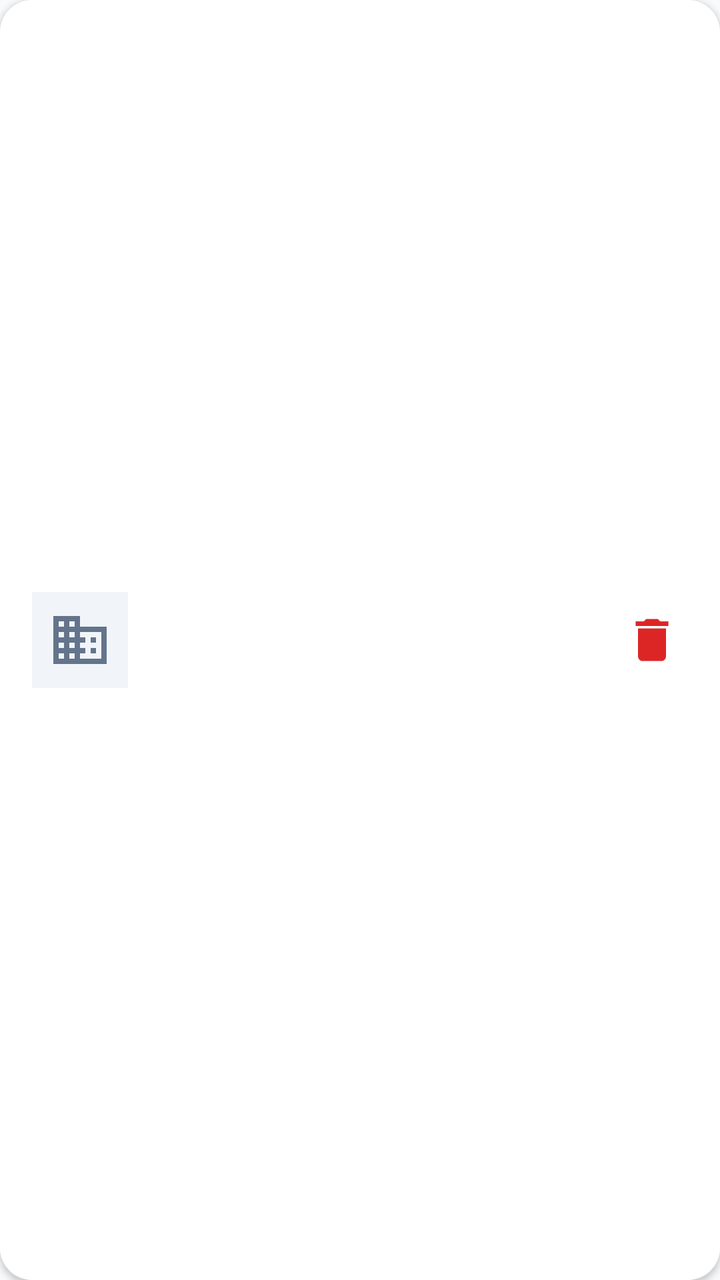
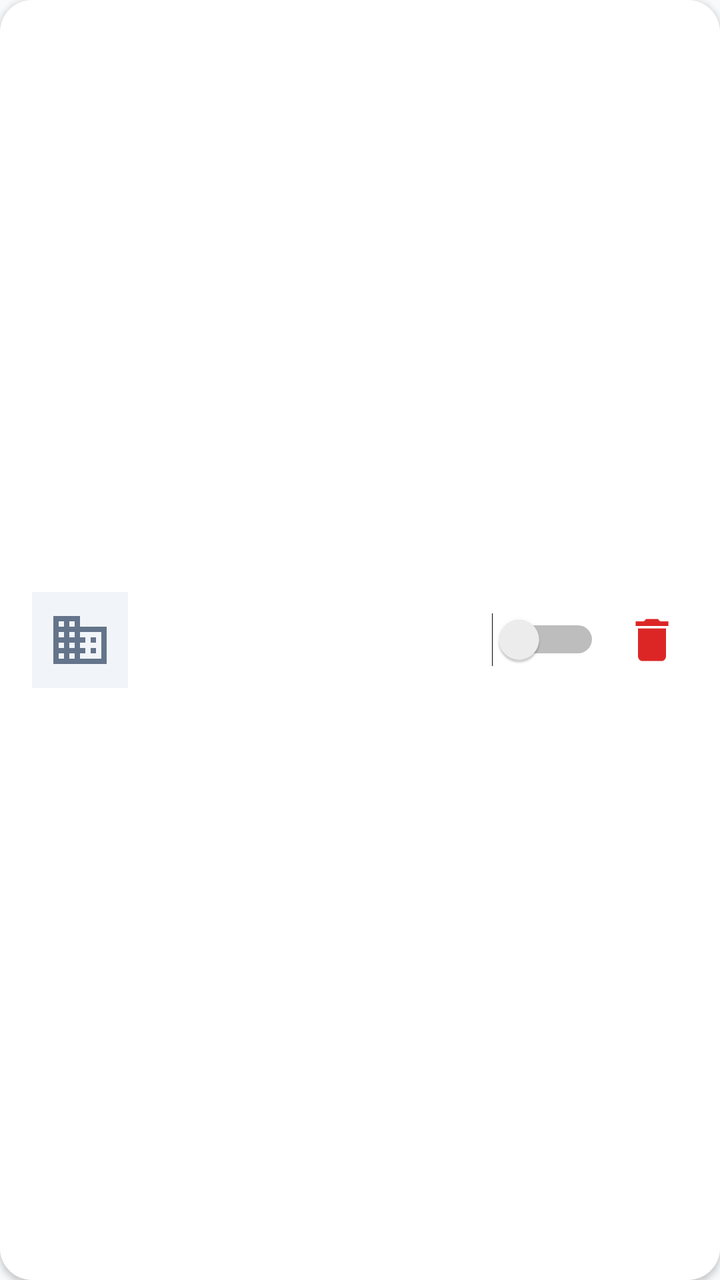

Two renders of the same Android screen: before a commit and after it. Below are the layout's source before the change and the commit's diff.
<!-- AndroidManifest.xml: application theme Theme.TestApplication -->
<!-- res/layout/item_host_listing.xml -->
<?xml version="1.0" encoding="utf-8"?>
<LinearLayout xmlns:android="http://schemas.android.com/apk/res/android"
    android:layout_width="match_parent"
    android:layout_height="wrap_content"
    android:background="@drawable/card_background"
    android:orientation="horizontal"
    android:padding="@dimen/spacing_base"
    android:gravity="center_vertical"
    android:layout_marginBottom="@dimen/spacing_sm"
    android:elevation="@dimen/elevation_sm">

    
    <ImageView
        android:layout_width="@dimen/avatar_md"
        android:layout_height="@dimen/avatar_md"
        android:src="@drawable/ic_property"
        android:background="@color/lodgio_bg_surface"
        android:padding="@dimen/spacing_sm"
        android:contentDescription="Listing" />

    
    <LinearLayout
        android:layout_width="0dp"
        android:layout_weight="1"
        android:layout_height="wrap_content"
        android:orientation="vertical"
        android:layout_marginStart="@dimen/spacing_md">

        <TextView
            android:id="@+id/tvListingTitle"
            android:layout_width="wrap_content"
            android:layout_height="wrap_content"
            android:textSize="@dimen/text_body"
            android:textStyle="bold"
            android:textColor="@color/lodgio_text_primary"
            android:maxLines="1"
            android:ellipsize="end" />

        <TextView
            android:id="@+id/tvListingType"
            android:layout_width="wrap_content"
            android:layout_height="wrap_content"
            android:textSize="@dimen/text_body_sm"
            android:textColor="@color/lodgio_text_secondary"
            android:layout_marginTop="2dp" />

        <TextView
            android:id="@+id/tvListingPrice"
            android:layout_width="wrap_content"
            android:layout_height="wrap_content"
            android:textSize="@dimen/text_body"
            android:textStyle="bold"
            android:textColor="@color/lodgio_primary"
            android:layout_marginTop="@dimen/spacing_xs" />
    </LinearLayout>

    
    <ImageView
        android:id="@+id/btnDeleteListing"
        android:layout_width="@dimen/icon_lg"
        android:layout_height="@dimen/icon_lg"
        android:src="@drawable/ic_delete"
        android:contentDescription="Delete"
        android:padding="@dimen/spacing_xs" />
</LinearLayout>
<!-- resources referenced by this layout -->
<resources>
  <color name="lodgio_bg_surface">#F1F5F9</color>
  <color name="lodgio_primary">#1565C0</color>
  <color name="lodgio_text_primary">#0F172A</color>
  <color name="lodgio_text_secondary">#64748B</color>
  <dimen name="avatar_md">48dp</dimen>
  <dimen name="elevation_sm">2dp</dimen>
  <dimen name="icon_lg">36dp</dimen>
  <dimen name="spacing_base">16dp</dimen>
  <dimen name="spacing_md">12dp</dimen>
  <dimen name="spacing_sm">8dp</dimen>
  <dimen name="spacing_xs">4dp</dimen>
  <dimen name="text_body">15sp</dimen>
  <dimen name="text_body_sm">13sp</dimen>
  <!-- drawable card_background (drawable) -->
  <?xml version="1.0" encoding="utf-8"?>
  <shape xmlns:android="http://schemas.android.com/apk/res/android"
      android:shape="rectangle">
      <solid android:color="@color/white" />
      <corners android:radius="@dimen/radius_lg" />
  </shape>
  <!-- drawable ic_delete (drawable) -->
  <?xml version="1.0" encoding="utf-8"?>
  <vector xmlns:android="http://schemas.android.com/apk/res/android"
      android:width="24dp"
      android:height="24dp"
      android:viewportWidth="24"
      android:viewportHeight="24">
      <path
          android:fillColor="#DC2626"
          android:pathData="M6,19c0,1.1 0.9,2 2,2h8c1.1,0 2,-0.9 2,-2V7H6v12zM19,4h-3.5l-1,-1h-5l-1,1H5v2h14V4z" />
  </vector>
  <!-- drawable ic_property (drawable) -->
  <?xml version="1.0" encoding="utf-8"?>
  <vector xmlns:android="http://schemas.android.com/apk/res/android"
      android:width="24dp"
      android:height="24dp"
      android:viewportWidth="24"
      android:viewportHeight="24">
      <path
          android:fillColor="#64748B"
          android:pathData="M12,7V3H2v18h20V7H12zM6,19H4v-2h2v2zM6,15H4v-2h2v2zM6,11H4V9h2v2zM6,7H4V5h2v2zM10,19H8v-2h2v2zM10,15H8v-2h2v2zM10,11H8V9h2v2zM10,7H8V5h2v2zM20,19h-8v-2h2v-2h-2v-2h2v-2h-2V9h8v10zM18,11h-2v2h2v-2zM18,15h-2v2h2v-2z" />
  </vector>
  <style name="Theme.TestApplication" parent="Base.Theme.TestApplication" />
  <color name="white">#FFFFFFFF</color>
  <dimen name="radius_lg">16dp</dimen>
  <style name="Base.Theme.TestApplication" parent="Theme.Material3.Light.NoActionBar">
          <item name="colorPrimary">@color/lodgio_primary</item>
          <item name="colorPrimaryDark">@color/lodgio_primary_dark</item>
          <item name="colorAccent">@color/lodgio_accent</item>
          <item name="android:windowBackground">@color/lodgio_bg</item>
          <item name="android:statusBarColor">@color/lodgio_primary_dark</item>
          <item name="android:navigationBarColor">@color/lodgio_bg</item>
          <item name="android:windowLightStatusBar">false</item>
          <item name="android:windowLightNavigationBar">true</item>
      </style>
  <color name="lodgio_primary_dark">#0D47A1</color>
  <color name="lodgio_accent">#FF8F00</color>
  <color name="lodgio_bg">#F8FAFC</color>
</resources>

<!-- the commit's change to res/layout/item_host_listing.xml (unified diff, before → after) -->
@@ -11,11 +11,13 @@
 
     
     <ImageView
+        android:id="@+id/ivListingImage"
         android:layout_width="@dimen/avatar_md"
         android:layout_height="@dimen/avatar_md"
         android:src="@drawable/ic_property"
         android:background="@color/lodgio_bg_surface"
         android:padding="@dimen/spacing_sm"
+        android:scaleType="centerCrop"
         android:contentDescription="Listing" />
 
     
@@ -55,6 +57,13 @@
     </LinearLayout>
 
     
+    <Switch
+        android:id="@+id/swListingActive"
+        android:layout_width="wrap_content"
+        android:layout_height="wrap_content"
+        android:layout_marginEnd="@dimen/spacing_sm" />
+
+    
     <ImageView
         android:id="@+id/btnDeleteListing"
         android:layout_width="@dimen/icon_lg"
<!-- resource entries referenced after the edit -->
@@ -1,7 +1,7 @@
 <!-- resources referenced by this layout -->
 <resources>
   <color name="lodgio_bg_surface">#F1F5F9</color>
-  <color name="lodgio_primary">#1565C0</color>
+  <color name="lodgio_primary">#0EA5E9</color>
   <color name="lodgio_text_primary">#0F172A</color>
   <color name="lodgio_text_secondary">#64748B</color>
   <dimen name="avatar_md">48dp</dimen>
@@ -55,7 +55,7 @@
           <item name="android:windowLightStatusBar">false</item>
           <item name="android:windowLightNavigationBar">true</item>
       </style>
-  <color name="lodgio_primary_dark">#0D47A1</color>
+  <color name="lodgio_primary_dark">#0284C7</color>
   <color name="lodgio_accent">#FF8F00</color>
   <color name="lodgio_bg">#F8FAFC</color>
 </resources>
